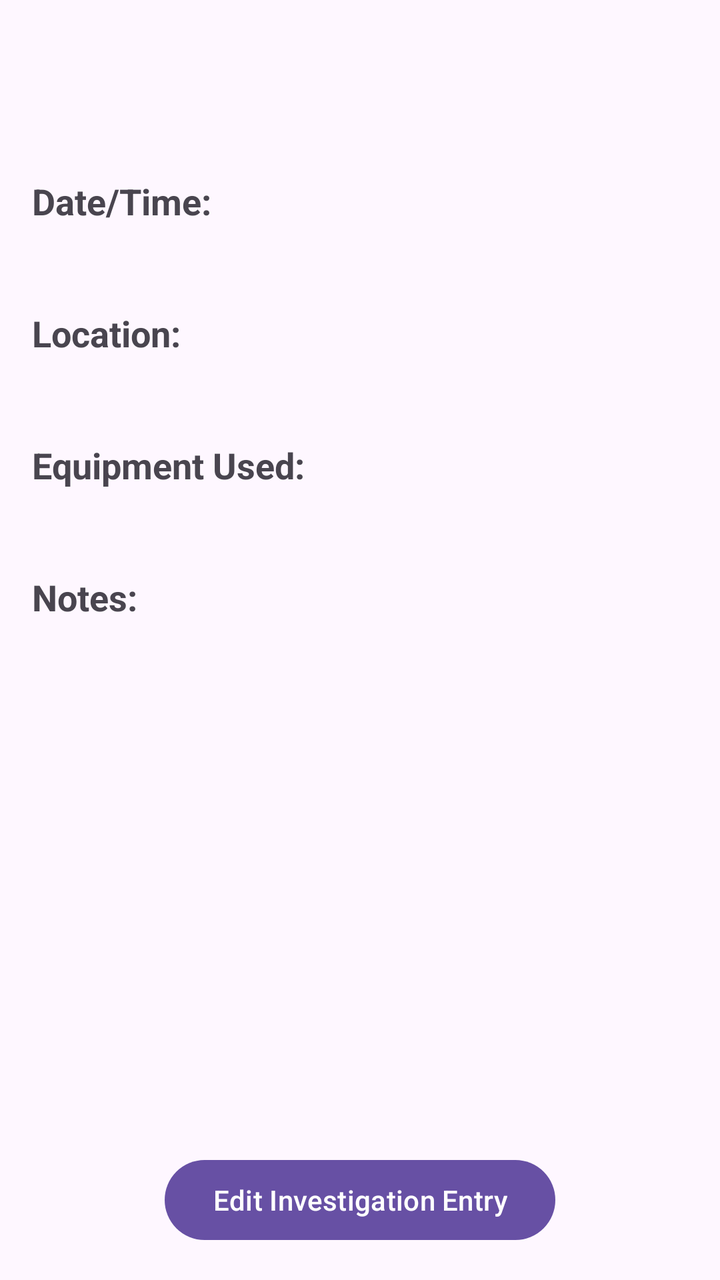
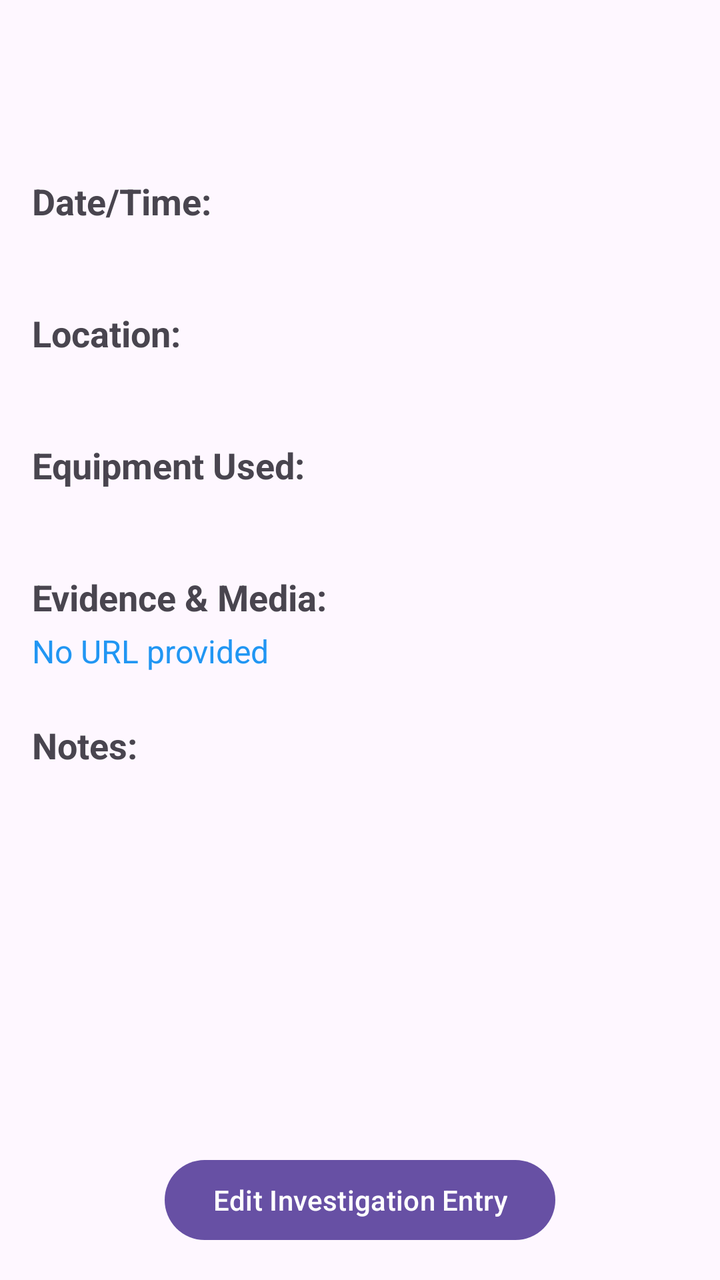

Compare the two renders of this Android layout. The source of the first and the diff that turns it into the second are given below.
<!-- AndroidManifest.xml: application theme Theme.SpiritLog -->
<!-- res/layout/activity_entry_detail.xml -->
<?xml version="1.0" encoding="utf-8"?>
<androidx.constraintlayout.widget.ConstraintLayout
    xmlns:android="http://schemas.android.com/apk/res/android"
    xmlns:app="http://schemas.android.com/apk/res-auto"
    android:layout_width="match_parent"
    android:layout_height="match_parent"
    android:padding="16dp">

    
    <TextView
        android:id="@+id/tvDetailTitle"
        android:layout_width="0dp"
        android:layout_height="wrap_content"
        android:textStyle="bold"
        android:textSize="24sp"
        android:gravity="center"
        android:layout_marginTop="24dp"
        app:layout_constraintTop_toTopOf="parent"
        app:layout_constraintStart_toStartOf="parent"
        app:layout_constraintEnd_toEndOf="parent"/>

    
    <ScrollView
        android:id="@+id/svDetailContent"
        android:layout_width="0dp"
        android:layout_height="0dp"
        android:layout_marginTop="16dp"
        android:layout_marginBottom="16dp"
        app:layout_constraintTop_toBottomOf="@id/tvDetailTitle"
        app:layout_constraintBottom_toTopOf="@id/btnDetailEdit"
        app:layout_constraintStart_toStartOf="parent"
        app:layout_constraintEnd_toEndOf="parent">

        <LinearLayout
            android:id="@+id/llDetailContent"
            android:layout_width="match_parent"
            android:layout_height="wrap_content"
            android:orientation="vertical">

            
            <TextView
                android:id="@+id/tvDetailDateTimeLabel"
                android:layout_width="wrap_content"
                android:layout_height="wrap_content"
                android:text="Date/Time:"
                android:textSize="18sp"
                android:textStyle="bold"/>

            
            <TextView
                android:id="@+id/tvDetailDateTime"
                android:layout_width="match_parent"
                android:layout_height="wrap_content"
                android:layout_marginTop="4dp"
                android:layout_marginBottom="16dp"
                android:textSize="16sp"/>

            
            <TextView
                android:id="@+id/tvDetailLocationLabel"
                android:layout_width="wrap_content"
                android:layout_height="wrap_content"
                android:text="Location:"
                android:textSize="18sp"
                android:textStyle="bold"/>

            
            <TextView
                android:id="@+id/tvDetailLocation"
                android:layout_width="match_parent"
                android:layout_height="wrap_content"
                android:layout_marginTop="4dp"
                android:layout_marginBottom="16dp"
                android:textSize="16sp"/>

            
            <TextView
                android:id="@+id/tvDetailEquipmentLabel"
                android:layout_width="wrap_content"
                android:layout_height="wrap_content"
                android:text="Equipment Used:"
                android:textSize="18sp"
                android:textStyle="bold"/>

            
            <TextView
                android:id="@+id/tvDetailEquipment"
                android:layout_width="match_parent"
                android:layout_height="wrap_content"
                android:layout_marginTop="4dp"
                android:layout_marginBottom="16dp"
                android:textSize="16sp"/>

            
            <TextView
                android:id="@+id/tvDetailNotesLabel"
                android:layout_width="wrap_content"
                android:layout_height="wrap_content"
                android:text="Notes:"
                android:textStyle="bold"
                android:textSize="18sp"/>

            
            <TextView
                android:id="@+id/tvDetailNotes"
                android:layout_width="match_parent"
                android:layout_height="wrap_content"
                android:layout_marginTop="4dp"
                android:textSize="16sp"/>

        </LinearLayout>

    </ScrollView>

    
    <Button
        android:id="@+id/btnDetailEdit"
        android:layout_width="wrap_content"
        android:layout_height="wrap_content"
        android:text="Edit Investigation Entry"
        app:layout_constraintBottom_toBottomOf="parent"
        app:layout_constraintStart_toStartOf="parent"
        app:layout_constraintEnd_toEndOf="parent"/>

</androidx.constraintlayout.widget.ConstraintLayout>
<!-- resources referenced by this layout -->
<resources>
  <style name="Theme.SpiritLog" parent="Base.Theme.SpiritLog" />
  <style name="Base.Theme.SpiritLog" parent="Theme.Material3.DayNight">
          
          
      </style>
</resources>

<!-- the commit's change to res/layout/activity_entry_detail.xml (unified diff, before → after) -->
@@ -37,76 +37,26 @@
             android:layout_height="wrap_content"
             android:orientation="vertical">
 
-            
-            <TextView
-                android:id="@+id/tvDetailDateTimeLabel"
-                android:layout_width="wrap_content"
-                android:layout_height="wrap_content"
-                android:text="Date/Time:"
-                android:textSize="18sp"
-                android:textStyle="bold"/>
+            <TextView android:id="@+id/tvDetailDateTimeLabel" android:layout_width="wrap_content" android:layout_height="wrap_content" android:text="Date/Time:" android:textSize="18sp" android:textStyle="bold"/>
+            <TextView android:id="@+id/tvDetailDateTime" android:layout_width="match_parent" android:layout_height="wrap_content" android:layout_marginTop="4dp" android:layout_marginBottom="16dp" android:textSize="16sp"/>
 
-            
-            <TextView
-                android:id="@+id/tvDetailDateTime"
-                android:layout_width="match_parent"
-                android:layout_height="wrap_content"
-                android:layout_marginTop="4dp"
-                android:layout_marginBottom="16dp"
-                android:textSize="16sp"/>
+            <TextView android:id="@+id/tvDetailLocationLabel" android:layout_width="wrap_content" android:layout_height="wrap_content" android:text="Location:" android:textSize="18sp" android:textStyle="bold"/>
+            <TextView android:id="@+id/tvDetailLocation" android:layout_width="match_parent" android:layout_height="wrap_content" android:layout_marginTop="4dp" android:layout_marginBottom="16dp" android:textSize="16sp"/>
 
-            
-            <TextView
-                android:id="@+id/tvDetailLocationLabel"
-                android:layout_width="wrap_content"
-                android:layout_height="wrap_content"
-                android:text="Location:"
-                android:textSize="18sp"
-                android:textStyle="bold"/>
+            <TextView android:id="@+id/tvDetailEquipmentLabel" android:layout_width="wrap_content" android:layout_height="wrap_content" android:text="Equipment Used:" android:textSize="18sp" android:textStyle="bold"/>
+            <TextView android:id="@+id/tvDetailEquipment" android:layout_width="match_parent" android:layout_height="wrap_content" android:layout_marginTop="4dp" android:layout_marginBottom="16dp" android:textSize="16sp"/>
 
-            
-            <TextView
-                android:id="@+id/tvDetailLocation"
-                android:layout_width="match_parent"
-                android:layout_height="wrap_content"
-                android:layout_marginTop="4dp"
-                android:layout_marginBottom="16dp"
-                android:textSize="16sp"/>
+            <TextView android:id="@+id/tvDetailEvidenceLabel" android:layout_width="wrap_content" android:layout_height="wrap_content" android:text="Evidence &amp; Media:" android:textSize="18sp" android:textStyle="bold"/>
+            <TextView android:id="@+id/tvDetailUrl" android:layout_width="match_parent" android:layout_height="wrap_content" android:layout_marginTop="4dp" android:text="No URL provided" android:textColor="#2196F3" android:textSize="16sp"/>
 
-            
-            <TextView
-                android:id="@+id/tvDetailEquipmentLabel"
-                android:layout_width="wrap_content"
-                android:layout_height="wrap_content"
-                android:text="Equipment Used:"
-                android:textSize="18sp"
-                android:textStyle="bold"/>
+            <LinearLayout android:layout_width="match_parent" android:layout_height="wrap_content" android:orientation="horizontal" android:layout_marginTop="8dp" android:layout_marginBottom="16dp">
+                <Button android:id="@+id/btnViewImage" android:layout_width="0dp" android:layout_height="wrap_content" android:layout_weight="1" android:text="View Pic" android:textSize="12sp" android:visibility="gone"/>
+                <Button android:id="@+id/btnViewVideo" android:layout_width="0dp" android:layout_height="wrap_content" android:layout_weight="1" android:text="Play Vid" android:textSize="12sp" android:layout_marginHorizontal="4dp" android:visibility="gone"/>
+                <Button android:id="@+id/btnViewAudio" android:layout_width="0dp" android:layout_height="wrap_content" android:layout_weight="1" android:text="Listen" android:textSize="12sp" android:visibility="gone"/>
+            </LinearLayout>
 
-            
-            <TextView
-                android:id="@+id/tvDetailEquipment"
-                android:layout_width="match_parent"
-                android:layout_height="wrap_content"
-                android:layout_marginTop="4dp"
-                android:layout_marginBottom="16dp"
-                android:textSize="16sp"/>
-
-            
-            <TextView
-                android:id="@+id/tvDetailNotesLabel"
-                android:layout_width="wrap_content"
-                android:layout_height="wrap_content"
-                android:text="Notes:"
-                android:textStyle="bold"
-                android:textSize="18sp"/>
-
-            
-            <TextView
-                android:id="@+id/tvDetailNotes"
-                android:layout_width="match_parent"
-                android:layout_height="wrap_content"
-                android:layout_marginTop="4dp"
-                android:textSize="16sp"/>
+            <TextView android:id="@+id/tvDetailNotesLabel" android:layout_width="wrap_content" android:layout_height="wrap_content" android:text="Notes:" android:textStyle="bold" android:textSize="18sp"/>
+            <TextView android:id="@+id/tvDetailNotes" android:layout_width="match_parent" android:layout_height="wrap_content" android:layout_marginTop="4dp" android:textSize="16sp"/>
 
         </LinearLayout>
 
